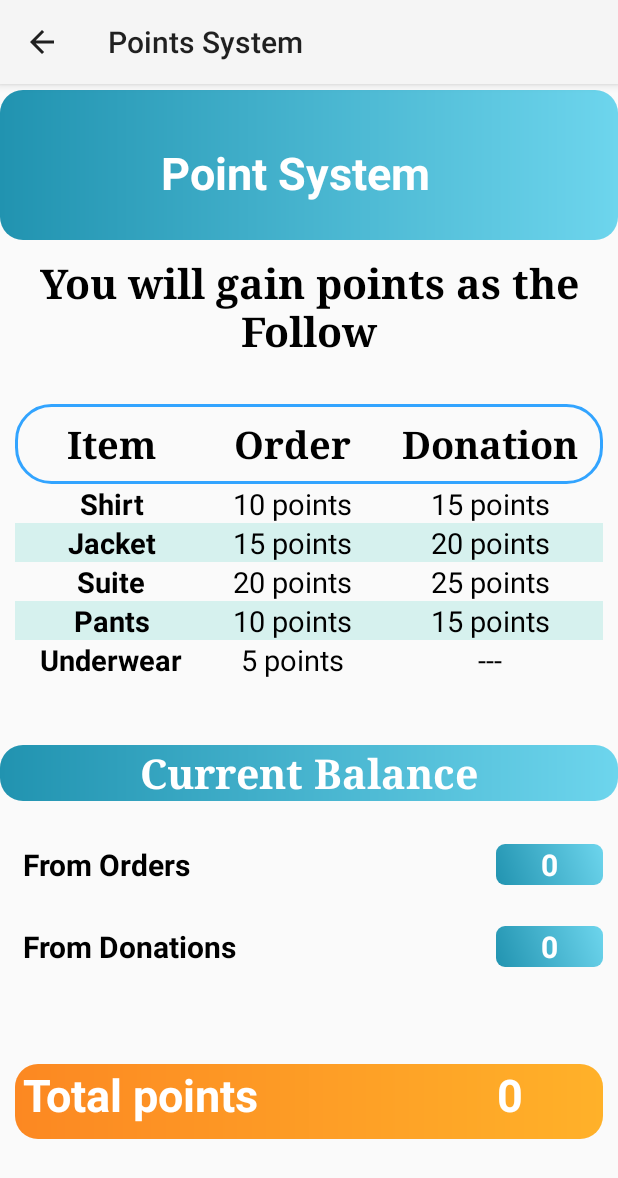
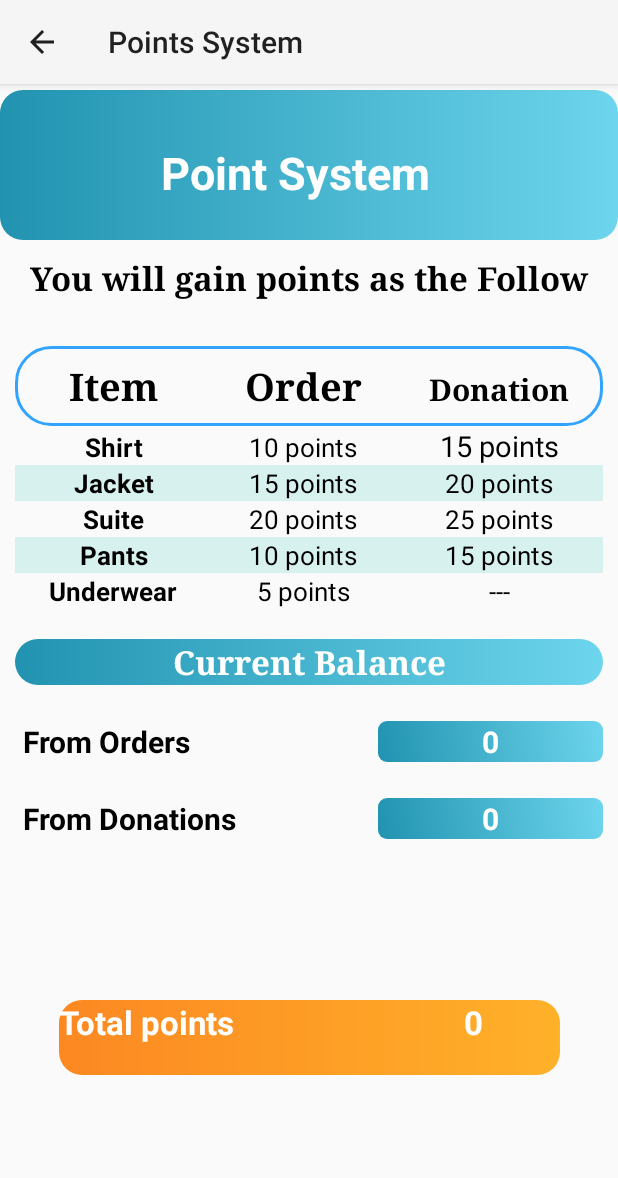
Before and after one commit to CleanLandTeam/CleanLand, an Android app: the PointsActivity screen opened directly, with no data from a screen before it, on a phone screen of 412 x 824 dp. Shown: the top 1178 px of the screen. Run offline under Robolectric (Android 15) with nearby library versions, the phone set to English and light mode, and no system bars; libraries missing offline, so code that uses them is left out: com.amplifyframework.core; 2 statements that could not run were skipped.

Commit message:
solved functionality bug

```diff
--- a/app/src/main/java/com/example/cleanland/activities/MainActivity.java
+++ b/app/src/main/java/com/example/cleanland/activities/MainActivity.java
@@ -134,7 +134,7 @@ public class MainActivity extends AppCompatActivity {
             }
         });
         RelativeLayout goToPointsSystemActivity =  MainActivity.this.findViewById(R.id.pointsSystem);
-        goToOffersActivity.setOnClickListener(new View.OnClickListener() {
+        goToPointsSystemActivity.setOnClickListener(new View.OnClickListener() {
             @Override
             public void onClick(View view) {
                 Intent intent = new Intent(MainActivity.this, PointsActivity.class);
@@ -187,7 +187,7 @@ public class MainActivity extends AppCompatActivity {
         });
 
         RelativeLayout goToPointsSystemActivity =  MainActivity.this.findViewById(R.id.pointsSystem);
-        goToOffersActivity.setOnClickListener(new View.OnClickListener() {
+        goToPointsSystemActivity.setOnClickListener(new View.OnClickListener() {
             @Override
             public void onClick(View view) {
                 Intent intent = new Intent(MainActivity.this, PointsActivity.class);
--- a/app/src/main/java/com/example/cleanland/activities/PointsActivity.java
+++ b/app/src/main/java/com/example/cleanland/activities/PointsActivity.java
@@ -69,7 +69,7 @@ public class PointsActivity extends AppCompatActivity {
 
                     }
                     summationOfAllOrderPoints = ordersShirtsPointsCounter* 10 + ordersJacketsPointsCounter * 15 + ordersPantsPointsCounter *10 + ordersSuitesPointsCounter*20 + ordersUnderwearPointsCounter* 5;
-                    ordersPoint.setText(summationOfAllOrderPoints);
+                    ordersPoint.setText(Integer.toString(summationOfAllOrderPoints));
                 },
                 failure -> Log.e("Tutorial", "Could not query DataStore", failure)
         );
@@ -92,8 +92,10 @@ public class PointsActivity extends AppCompatActivity {
 
                     }
                     summationOfAllDonationPoints = donationShirtsPointsCounter* 15 +donationJacketsPointsCounter * 20 + donationPantsPointsCounter* 15 +donationSuitesPointsCounter* 25;
-                    donationsPoint.setText(summationOfAllDonationPoints);
-                    ordersAndDonationsPoint.setText(summationOfAllOrderPoints+summationOfAllDonationPoints);
+
+
+                    donationsPoint.setText( Integer.toString(summationOfAllDonationPoints));
+                    ordersAndDonationsPoint.setText(Integer.toString(summationOfAllOrderPoints+summationOfAllDonationPoints));
                 },
                 failure -> Log.e("Tutorial", "Could not query DataStore", failure)
         );
--- a/app/src/main/res/layout/activity_points.xml
+++ b/app/src/main/res/layout/activity_points.xml
@@ -40,15 +40,19 @@
 
     <TextView
         android:id="@+id/textView"
-        android:layout_width="wrap_content"
+        android:layout_width="0dp"
         android:layout_height="wrap_content"
+        android:layout_marginStart="16dp"
+        android:layout_marginLeft="16dp"
         android:layout_marginTop="10dp"
+        android:layout_marginEnd="16dp"
+        android:layout_marginRight="16dp"
         android:layout_weight="1"
         android:fontFamily="serif"
         android:gravity="center"
         android:text="You will gain points as the Follow"
         android:textColor="@color/black"
-        android:textSize="27dp"
+        android:textSize="22dp"
         android:textStyle="bold"
         app:layout_constraintEnd_toEndOf="parent"
         app:layout_constraintStart_toStartOf="parent"
@@ -102,7 +106,7 @@
                 android:gravity="center"
                 android:text="Donation"
                 android:textColor="@color/black"
-                android:textSize="25sp"
+                android:textSize="20sp"
                 android:textStyle="bold" />
         </TableRow>
 
@@ -117,7 +121,7 @@
                 android:gravity="center"
                 android:text="Shirt"
                 android:textColor="@color/black"
-                android:textSize="19dp"
+                android:textSize="17dp"
                 android:textStyle="bold" />
 
             <TextView
@@ -127,7 +131,7 @@
                 android:gravity="center"
                 android:text="10 points"
                 android:textColor="@color/black"
-                android:textSize="19dp" />
+                android:textSize="17dp" />
 
             <TextView
                 android:layout_width="wrap_content"
@@ -151,7 +155,7 @@
                 android:gravity="center"
                 android:text="Jacket"
                 android:textColor="@color/black"
-                android:textSize="19dp"
+                android:textSize="17dp"
                 android:textStyle="bold" />
 
             <TextView
@@ -161,7 +165,7 @@
                 android:gravity="center"
                 android:text="15 points"
                 android:textColor="@color/black"
-                android:textSize="19dp" />
+                android:textSize="17dp" />
 
             <TextView
                 android:layout_width="wrap_content"
@@ -170,7 +174,7 @@
                 android:gravity="center"
                 android:text="20 points"
                 android:textColor="@color/black"
-                android:textSize="19dp" />
+                android:textSize="17dp" />
         </TableRow>
 
         <TableRow
@@ -184,7 +188,7 @@
                 android:gravity="center"
                 android:text="Suite"
                 android:textColor="@color/black"
-                android:textSize="19dp"
+                android:textSize="17dp"
                 android:textStyle="bold" />
 
             <TextView
@@ -194,7 +198,7 @@
                 android:gravity="center"
                 android:text="20 points"
                 android:textColor="@color/black"
-                android:textSize="19dp" />
+                android:textSize="17dp" />
 
             <TextView
                 android:layout_width="wrap_content"
@@ -203,7 +207,7 @@
                 android:gravity="center"
                 android:text="25 points"
                 android:textColor="@color/black"
-                android:textSize="19dp" />
+                android:textSize="17dp" />
         </TableRow>
 
         <TableRow
@@ -218,7 +222,7 @@
                 android:gravity="center"
                 android:text="Pants"
                 android:textColor="@color/black"
-                android:textSize="19dp"
+                android:textSize="17dp"
                 android:textStyle="bold" />
 
             <TextView
@@ -228,7 +232,7 @@
                 android:gravity="center"
                 android:text="10 points"
                 android:textColor="@color/black"
-                android:textSize="19dp" />
+                android:textSize="17dp" />
 
             <TextView
                 android:layout_width="wrap_content"
@@ -237,7 +241,7 @@
                 android:gravity="center"
                 android:text="15 points"
                 android:textColor="@color/black"
-                android:textSize="19dp" />
+                android:textSize="17dp" />
         </TableRow>
 
         <TableRow
@@ -251,7 +255,7 @@
                 android:gravity="center"
                 android:text="Underwear"
                 android:textColor="@color/black"
-                android:textSize="19dp"
+                android:textSize="17dp"
                 android:textStyle="bold" />
 
             <TextView
@@ -261,7 +265,7 @@
                 android:gravity="center"
                 android:text="5 points"
                 android:textColor="@color/black"
-                android:textSize="19dp" />
+                android:textSize="17dp" />
 
             <TextView
                 android:layout_width="wrap_content"
@@ -270,7 +274,7 @@
                 android:gravity="center"
                 android:text="---"
                 android:textColor="@color/black"
-                android:textSize="19dp" />
+                android:textSize="17dp" />
         </TableRow>
 
     </TableLayout>
@@ -279,13 +283,17 @@
         android:id="@+id/textView5"
         android:layout_width="match_parent"
         android:layout_height="wrap_content"
-        android:layout_marginTop="44dp"
+        android:layout_marginStart="10dp"
+        android:layout_marginLeft="10dp"
+        android:layout_marginTop="20dp"
+        android:layout_marginEnd="10dp"
+        android:layout_marginRight="10dp"
         android:background="@drawable/home_gradient_maths"
         android:fontFamily="serif"
         android:gravity="center"
         android:text="Current Balance"
         android:textColor="@color/white"
-        android:textSize="27dp"
+        android:textSize="22dp"
         android:textStyle="bold"
         app:layout_constraintEnd_toEndOf="parent"
         app:layout_constraintHorizontal_bias="0.0"
@@ -299,15 +307,14 @@
         android:layout_marginHorizontal="10dp"
         android:layout_marginStart="10dp"
         android:layout_marginLeft="10dp"
+        android:layout_marginTop="24dp"
         android:layout_marginEnd="10dp"
         android:layout_marginRight="10dp"
         android:orientation="horizontal"
-        app:layout_constraintBottom_toBottomOf="parent"
         app:layout_constraintEnd_toEndOf="parent"
         app:layout_constraintHorizontal_bias="0.0"
         app:layout_constraintStart_toStartOf="parent"
-        app:layout_constraintTop_toBottomOf="@+id/textView5"
-        app:layout_constraintVertical_bias="0.108">
+        app:layout_constraintTop_toBottomOf="@+id/textView5">
 
         <TextView
             android:layout_width="wrap_content"
@@ -323,7 +330,7 @@
 
         <TextView
             android:id="@+id/ordersPoint"
-            android:layout_width="wrap_content"
+            android:layout_width="150dp"
             android:layout_height="wrap_content"
             android:layout_gravity="center"
             android:background="@drawable/single_point_counter_background"
@@ -342,13 +349,12 @@
         android:layout_width="match_parent"
         android:layout_height="wrap_content"
         android:layout_marginHorizontal="10dp"
+        android:layout_marginTop="24dp"
         android:orientation="horizontal"
-        app:layout_constraintBottom_toBottomOf="parent"
         app:layout_constraintEnd_toEndOf="parent"
         app:layout_constraintHorizontal_bias="0.5"
         app:layout_constraintStart_toStartOf="parent"
-        app:layout_constraintTop_toBottomOf="@+id/linearLayout2"
-        app:layout_constraintVertical_bias="0.131">
+        app:layout_constraintTop_toBottomOf="@+id/linearLayout2">
 
         <TextView
             android:layout_width="wrap_content"
@@ -364,40 +370,41 @@
 
         <TextView
             android:id="@+id/donationPoint"
-            android:layout_width="wrap_content"
+            android:layout_width="150dp"
             android:layout_height="wrap_content"
             android:layout_gravity="center"
-            android:paddingHorizontal="30dp"
             android:background="@drawable/single_point_counter_background"
             android:gravity="center"
+            android:paddingHorizontal="30dp"
             android:text="0"
+            android:textColor="#ffff"
             android:textSize="20dp"
-            android:textColor="#ffff"
             android:textStyle="bold"
             tools:layout_editor_absoluteX="83dp"
             tools:layout_editor_absoluteY="516dp" />
     </LinearLayout>
 
     <LinearLayout
-        android:layout_width="match_parent"
+        android:layout_width="wrap_content"
         android:layout_height="wrap_content"
-        android:layout_marginHorizontal="10dp"
+        android:layout_marginStart="8dp"
+        android:layout_marginLeft="8dp"
+        android:layout_marginEnd="8dp"
+        android:layout_marginRight="8dp"
         android:background="@drawable/points_background"
         android:orientation="horizontal"
         app:layout_constraintBottom_toBottomOf="parent"
         app:layout_constraintEnd_toEndOf="parent"
-        app:layout_constraintHorizontal_bias="0.5"
         app:layout_constraintStart_toStartOf="parent"
         app:layout_constraintTop_toBottomOf="@+id/linearLayout3">
 
         <TextView
             android:layout_width="wrap_content"
             android:layout_height="wrap_content"
-            android:layout_marginLeft="5dp"
-            android:layout_weight="1"
+            android:layout_weight="0.5"
             android:text="Total points"
             android:textColor="#FFFFFF"
-            android:textSize="30dp"
+            android:textSize="22dp"
             android:textStyle="bold"
             tools:layout_editor_absoluteX="83dp"
             tools:layout_editor_absoluteY="516dp" />
@@ -406,11 +413,11 @@
             android:id="@+id/ordersAndDonationsPoint"
             android:layout_width="wrap_content"
             android:layout_height="wrap_content"
-            android:layout_weight="1"
+            android:layout_weight="0.5"
             android:gravity="center"
             android:text="0"
             android:textColor="#FFFFFF"
-            android:textSize="30sp"
+            android:textSize="22sp"
             android:textStyle="bold"
             tools:layout_editor_absoluteX="83dp"
             tools:layout_editor_absoluteY="516dp" />
```
Also changed, not shown: app/src/main/java/com/example/cleanland/activities/userDonations.java (+19 -7 lines), app/src/main/res/layout/activity_user_donations.xml (+3 -73 lines).
